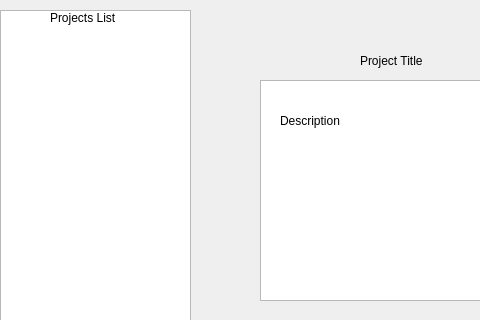
First picture: the form in studentmanageprojectview.ui, repository abhinavthukral28/stuPID, before the edit; both pictures show x 0 to 480 and y 0 to 320 of the 617 by 476 pixel window.
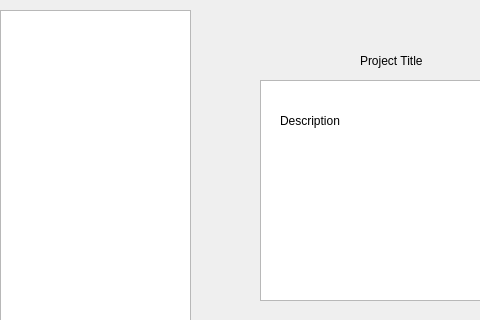
Second picture: the form after the edit.

Commit message: fixed project register

What changed in the file:
```diff
--- a/studentmanageprojectview.ui
+++ b/studentmanageprojectview.ui
@@ -98,19 +98,6 @@
     <string>Description</string>
    </property>
   </widget>
-  <widget class="QLabel" name="ProjectList">
-   <property name="geometry">
-    <rect>
-     <x>50</x>
-     <y>10</y>
-     <width>91</width>
-     <height>16</height>
-    </rect>
-   </property>
-   <property name="text">
-    <string>Projects List</string>
-   </property>
-  </widget>
   <widget class="QPushButton" name="RegisterNewProject">
    <property name="geometry">
     <rect>
```
Left out of the diff: 1 changed line with no effect on the pictures. The commit also changes 13 other files.
